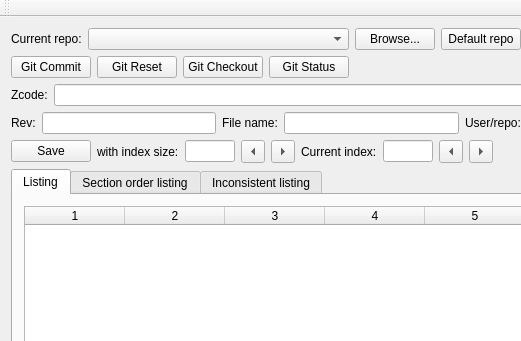
The window that manager/mainwindow.ui (NorthIsMirror/QtZekyllManager) describes before a commit, drawn with Qt 5; both pictures show x 0 to 521 and y 0 to 341 of the 792 by 677 pixel window.
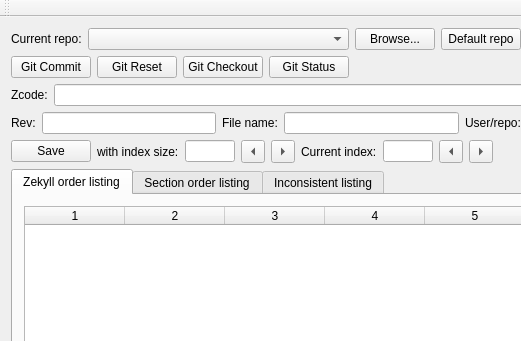
The same window after the commit. Custom widgets are drawn as their Qt base class.

Commit message: Rename first tab to "Zekyll order listing"

Patch:
```diff
--- a/manager/mainwindow.ui
+++ b/manager/mainwindow.ui
@@ -341,7 +341,7 @@
       </property>
       <widget class="QWidget" name="tab">
        <attribute name="title">
-        <string>Listing</string>
+        <string>Zekyll order listing</string>
        </attribute>
        <layout class="QVBoxLayout" name="verticalLayout_4">
         <item>
```
